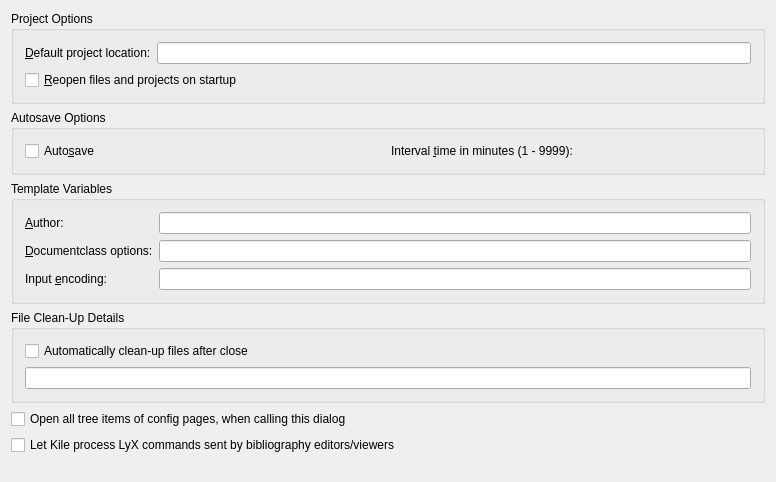
KDE/kile, file src/widgets/generalconfigwidget.ui: the form before one commit.
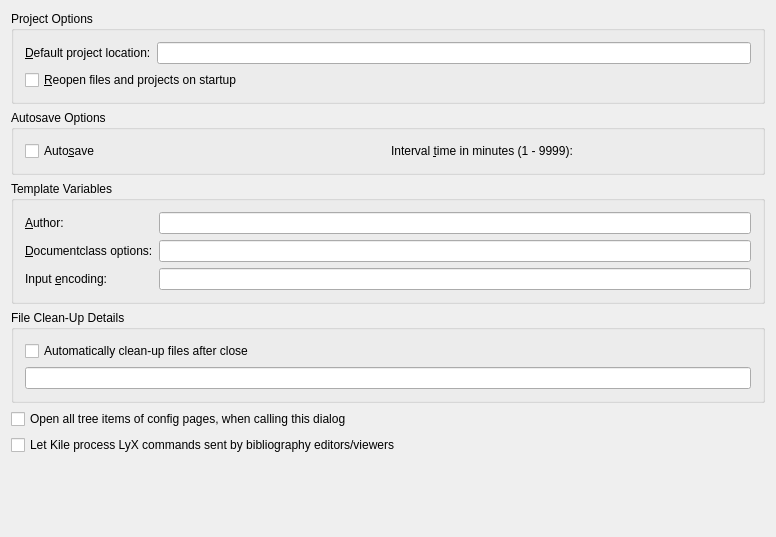
The form after the commit. Custom widgets are drawn as their Qt base class.

```diff
--- a/src/widgets/generalconfigwidget.ui
+++ b/src/widgets/generalconfigwidget.ui
@@ -6,7 +6,7 @@
     <x>0</x>
     <y>0</y>
     <width>776</width>
-    <height>482</height>
+    <height>537</height>
    </rect>
   </property>
   <property name="sizePolicy" >
```
Left out of the diff: 6 changed lines with no effect on the pictures.
